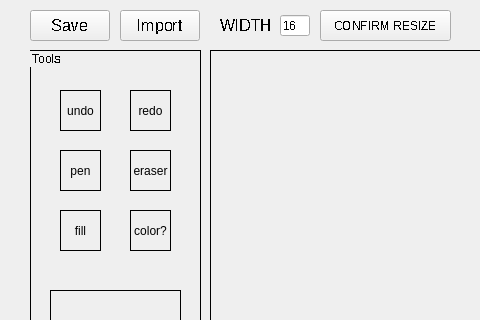
Before: the Qt Designer form mainwindow.ui in JsnTheAzn/sprite-editor, drawn with Qt 5; both pictures show x 0 to 480 and y 0 to 320 of the 800 by 600 pixel window.
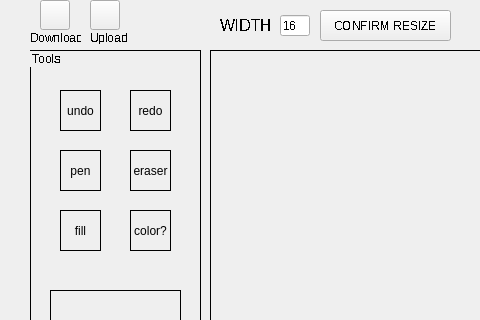
After: the same form once the commit is applied. Icons and pictures are not drawn.

Commit message: Added icons for download and upload.

```diff
--- a/mainwindow.ui
+++ b/mainwindow.ui
@@ -28,16 +28,16 @@
    <widget class="QPushButton" name="saveButton">
     <property name="geometry">
      <rect>
-      <x>30</x>
-      <y>10</y>
-      <width>80</width>
-      <height>31</height>
+      <x>40</x>
+      <y>0</y>
+      <width>30</width>
+      <height>30</height>
      </rect>
     </property>
     <property name="font">
      <font>
       <pointsize>12</pointsize>
-      <stylestrategy>NoAntialias</stylestrategy>
+      <stylestrategy>PreferDefault</stylestrategy>
      </font>
     </property>
     <property name="toolTip">
@@ -49,8 +49,11 @@
     <property name="whatsThis">
      <string/>
     </property>
+    <property name="styleSheet">
+     <string notr="true">border-image: url(:/download-icon.png);</string>
+    </property>
     <property name="text">
-     <string>Save</string>
+     <string/>
     </property>
     <property name="checkable">
      <bool>false</bool>
@@ -59,10 +62,10 @@
    <widget class="QPushButton" name="loadButton">
     <property name="geometry">
      <rect>
-      <x>120</x>
-      <y>10</y>
-      <width>80</width>
-      <height>31</height>
+      <x>90</x>
+      <y>0</y>
+      <width>30</width>
+      <height>30</height>
      </rect>
     </property>
     <property name="font">
@@ -71,8 +74,11 @@
       <stylestrategy>NoAntialias</stylestrategy>
      </font>
     </property>
+    <property name="styleSheet">
+     <string notr="true">border-image: url(:/upload-icon.png);</string>
+    </property>
     <property name="text">
-     <string>Import</string>
+     <string/>
     </property>
    </widget>
    <widget class="QLineEdit" name="widthInput">
@@ -512,6 +518,44 @@
      </property>
     </widget>
    </widget>
+   <widget class="QLabel" name="downloadLabel">
+    <property name="geometry">
+     <rect>
+      <x>30</x>
+      <y>30</y>
+      <width>51</width>
+      <height>16</height>
+     </rect>
+    </property>
+    <property name="font">
+     <font>
+      <pointsize>9</pointsize>
+      <stylestrategy>NoAntialias</stylestrategy>
+     </font>
+    </property>
+    <property name="text">
+     <string>Download</string>
+    </property>
+   </widget>
+   <widget class="QLabel" name="uploadLabel">
+    <property name="geometry">
+     <rect>
+      <x>90</x>
+      <y>30</y>
+      <width>41</width>
+      <height>16</height>
+     </rect>
+    </property>
+    <property name="font">
+     <font>
+      <pointsize>9</pointsize>
+      <stylestrategy>NoAntialias</stylestrategy>
+     </font>
+    </property>
+    <property name="text">
+     <string>Upload</string>
+    </property>
+   </widget>
   </widget>
   <widget class="QMenuBar" name="menubar">
    <property name="geometry">
```
The commit also changes 3 other files.
